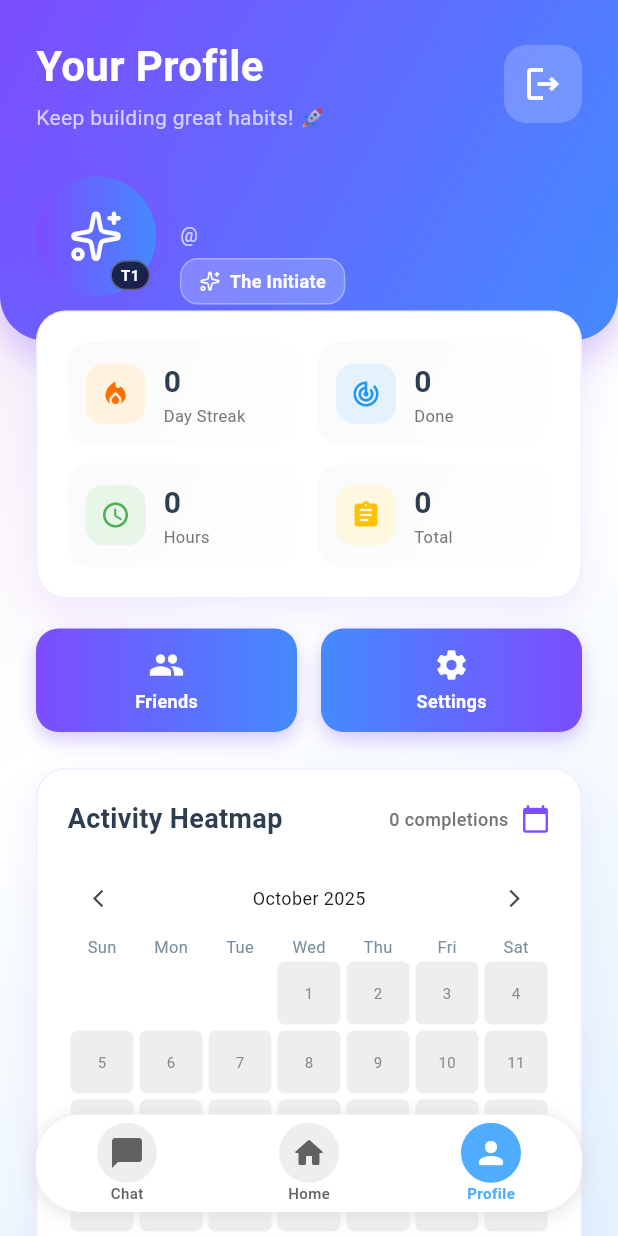
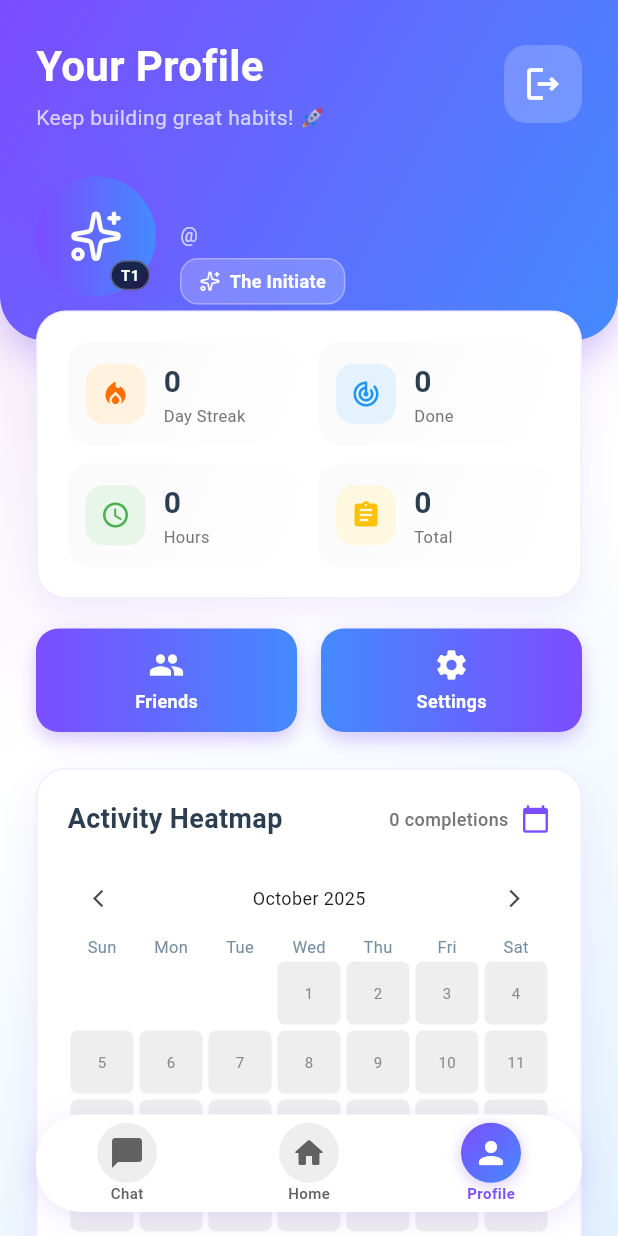
Before and after one commit to ankitraj4096/HabitFlow, a Flutter app: the screen it shows once a user with an empty profile is signed in, item 3 of the bottom bar chosen, after a tap on the "arrow forward ios" icon, on a phone screen of 412 x 824 dp. Run offline on Flutter 3.47's test engine with Material 3 defaults, Android fonts, the phone set to English and light mode, and no system bars; our stand-ins replace cloud_firestore, firebase_auth, firebase_core, flutter_heatmap_calendar, flutter_lucide, flutter_slidable and 1 more; accounts and stored records are empty.

Commit message:
Navbar changing according to provider

```diff
--- a/lib/Pages/ui_components/navbar.dart
+++ b/lib/Pages/ui_components/navbar.dart
@@ -3,7 +3,9 @@ import 'package:demo/Pages/ui_components/home_page.dart';
 import 'package:demo/Pages/ui_components/chat_page_components/chatListPage.dart';
 import 'package:demo/Pages/ui_components/profile_page_components/profile_page.dart';
 import 'package:demo/services/chat/chat_service.dart';
+import 'package:demo/themes/tier_theme_provider.dart';
 import 'package:flutter/material.dart';
+import 'package:provider/provider.dart';
 
 class Navbar extends StatefulWidget {
   const Navbar({super.key});
@@ -20,8 +22,8 @@ class _NavBarState extends State<Navbar> {
   late final Stream<int> _unreadStream;
 
   final List<Widget> _pages = [
-    ChatListPage(),
-    Homepage(),
+    const ChatListPage(),
+    const Homepage(),
     ProfilePage(),
   ];
 
@@ -32,12 +34,6 @@ class _NavBarState extends State<Navbar> {
   ];
 
   final List<String> _labels = ['Chat', 'Home', 'Profile'];
-
-  final List<Color> _colors = [
-    const Color(0xFFf093fb),
-    const Color(0xFF7C4DFF),
-    const Color(0xFF4facfe),
-  ];
 
   @override
   void initState() {
@@ -55,6 +51,18 @@ class _NavBarState extends State<Navbar> {
 
   @override
   Widget build(BuildContext context) {
+    // Get tier colors from provider
+    final tierProvider = context.watch<TierThemeProvider>();
+
+    // Create dynamic colors array based on tier
+    final List<Color> dynamicColors = [
+      tierProvider.primaryColor, // Chat uses primary tier color
+      tierProvider.gradientColors.length > 1
+          ? tierProvider.gradientColors[1]
+          : tierProvider.primaryColor, // Home uses secondary gradient color
+      tierProvider.gradientColors[0], // Profile uses first gradient color
+    ];
+
     return Scaffold(
       body: IndexedStack(
         index: _selectedIndex,
@@ -64,12 +72,10 @@ class _NavBarState extends State<Navbar> {
       floatingActionButtonLocation: FloatingActionButtonLocation.centerFloat,
       floatingActionButton: StreamBuilder<int>(
         stream: _unreadStream,
-        initialData: 0, // Start with 0, will update when data arrives
+        initialData: 0,
         builder: (context, snapshot) {
-          // Log every rebuild
           print('🎨 Navbar rebuild - ConnectionState: ${snapshot.connectionState}, hasData: ${snapshot.hasData}, data: ${snapshot.data}');
 
-          // Handle all connection states
           final unreadCount = snapshot.data ?? 0;
 
           return Container(
@@ -80,9 +86,9 @@ class _NavBarState extends State<Navbar> {
               color: Colors.white,
               boxShadow: [
                 BoxShadow(
-                  color: Colors.grey.shade300,
-                  blurRadius: 10,
-                  offset: const Offset(0, 2),
+                  color: tierProvider.primaryColor.withOpacity(0.15),
+                  blurRadius: 15,
+                  offset: const Offset(0, 4),
                 ),
               ],
             ),
@@ -105,7 +111,7 @@ class _NavBarState extends State<Navbar> {
                       child: InkWell(
                         onTap: () => _onItemTapped(index),
                         borderRadius: BorderRadius.circular(30),
-                        splashColor: _colors[index].withOpacity(0.1),
+                        splashColor: dynamicColors[index].withOpacity(0.1),
                         highlightColor: Colors.transparent,
                         child: Container(
                           padding: EdgeInsets.zero,
@@ -122,10 +128,27 @@ class _NavBarState extends State<Navbar> {
                                       curve: Curves.easeInOutCubic,
                                       padding: const EdgeInsets.all(8),
                                       decoration: BoxDecoration(
+                                        gradient: isSelected
+                                            ? LinearGradient(
+                                                colors: tierProvider.gradientColors,
+                                                begin: Alignment.topLeft,
+                                                end: Alignment.bottomRight,
+                                              )
+                                            : null,
                                         color: isSelected
-                                            ? _colors[index]
+                                            ? null
                                             : Colors.grey.shade200,
                                         shape: BoxShape.circle,
+                                        boxShadow: isSelected
+                                            ? [
+                                                BoxShadow(
+                                                  color: tierProvider.glowColor
+                                                      .withOpacity(0.3),
+                                                  blurRadius: 8,
+                                                  offset: const Offset(0, 2),
+                                                ),
+                                              ]
+                                            : [],
                                       ),
                                       child: Icon(
                                         _icons[index],
@@ -145,7 +168,7 @@ class _NavBarState extends State<Navbar> {
                                             ? FontWeight.w600
                                             : FontWeight.w500,
                                         color: isSelected
-                                            ? _colors[index]
+                                            ? dynamicColors[index]
                                             : Colors.grey.shade700,
                                         letterSpacing: 0.3,
                                       ),
@@ -163,9 +186,10 @@ class _NavBarState extends State<Navbar> {
                                 Positioned(
                                   top: 4,
                                   right: 20,
-                                  child: AnimatedOpacity(
-                                    opacity: 1.0,
-                                    duration: Duration(milliseconds: 300),
+                                  child: AnimatedScale(
+                                    scale: 1.0,
+                                    duration: const Duration(milliseconds: 200),
+                                    curve: Curves.easeOutBack,
                                     child: Container(
                                       padding: const EdgeInsets.all(5),
                                       constraints: const BoxConstraints(
@@ -178,6 +202,8 @@ class _NavBarState extends State<Navbar> {
                                             Color(0xFFFF5252),
                                             Color(0xFFFF1744)
                                           ],
+                                          begin: Alignment.topLeft,
+                                          end: Alignment.bottomRight,
                                         ),
                                         shape: BoxShape.circle,
                                         border: Border.all(
@@ -187,14 +213,16 @@ class _NavBarState extends State<Navbar> {
                                         boxShadow: [
                                           BoxShadow(
                                             color: Colors.red.withOpacity(0.6),
-                                            blurRadius: 6,
+                                            blurRadius: 8,
                                             offset: const Offset(0, 2),
                                           ),
                                         ],
                                       ),
                                       child: Center(
                                         child: Text(
-                                          unreadCount > 99 ? '99+' : '$unreadCount',
+                                          unreadCount > 99
+                                              ? '99+'
+                                              : '$unreadCount',
                                           style: const TextStyle(
                                             color: Colors.white,
                                             fontSize: 10,
--- a/lib/Pages/ui_components/profile_page_components/profile_page.dart
+++ b/lib/Pages/ui_components/profile_page_components/profile_page.dart
@@ -32,6 +32,10 @@ class _ProfilePageState extends State<ProfilePage>
   int totalHours = 0;
   Map<String, dynamic> userTier = {};
   bool isLoading = true;
+
+  // Store the viewed user's tier colors
+  List<Color> viewedUserGradient = [const Color(0xFF7C4DFF), const Color(0xFF448AFF)];
+  Color viewedUserGlowColor = const Color(0xFF7C4DFF);
 
   late AnimationController _glowController;
   late Animation<double> _glowAnimation;
@@ -71,6 +75,9 @@ class _ProfilePageState extends State<ProfilePage>
         );
       }
 
+      // Get the tier for the VIEWED user (not current user!)
+      final tier = _firestoreService.getUserTier(stats['completedTasks']);
+
       if (mounted) {
         setState(() {
           username = name;
@@ -78,7 +85,14 @@ class _ProfilePageState extends State<ProfilePage>
           totalTasks = stats['totalTasks'];
           completedTasks = stats['completedTasks'];
           totalHours = stats['totalHours'];
-          userTier = _firestoreService.getUserTier(completedTasks);
+          userTier = tier;
+
+          // Extract colors from the viewed user's tier
+          viewedUserGlowColor = tier['glow'] as Color? ?? const Color(0xFF7C4DFF);
+          viewedUserGradient = (tier['gradient'] as List<dynamic>?)
+                  ?.map((e) => e as Color)
+                  .toList() ??
+              [const Color(0xFF7C4DFF), const Color(0xFF448AFF)];
         });
       }
     } catch (e) {
@@ -92,8 +106,20 @@ class _ProfilePageState extends State<ProfilePage>
 
   @override
   Widget build(BuildContext context) {
-    // Get YOUR tier colors from provider (not the viewed user's)
+    // Get YOUR tier colors from provider ONLY for own profile
+    // For friend's profile, use their tier colors stored in state
     final tierProvider = context.watch<TierThemeProvider>();
+
+    // Decide which colors to use
+    final displayGradient = widget.isOwnProfile
+        ? tierProvider.gradientColors
+        : viewedUserGradient;
+    final displayGlowColor = widget.isOwnProfile
+        ? tierProvider.glowColor
+        : viewedUserGlowColor;
+    final displayPrimaryColor = widget.isOwnProfile
+        ? tierProvider.primaryColor
+        : viewedUserGlowColor;
 
     return Scaffold(
       body: Container(
@@ -110,22 +136,22 @@ class _ProfilePageState extends State<ProfilePage>
               ? Center(
                   child: CircularProgressIndicator(
                     valueColor: AlwaysStoppedAnimation<Color>(
-                      tierProvider.primaryColor,
+                      displayPrimaryColor,
                     ),
                   ),
                 )
               : RefreshIndicator(
                   onRefresh: _loadUserData,
-                  color: tierProvider.primaryColor,
+                  color: displayPrimaryColor,
                   child: SingleChildScrollView(
                     physics: const AlwaysScrollableScrollPhysics(),
                     child: Column(
                       children: [
-                        _buildHeader(tierProvider),
-                        _buildStatsCard(tierProvider),
-                        _buildActionButtons(tierProvider),
+                        _buildHeader(displayGradient, displayGlowColor),
+                        _buildStatsCard(displayPrimaryColor),
+                        _buildActionButtons(displayGradient, displayGlowColor),
                         const SizedBox(height: 24),
-                        _buildHeatmapSection(tierProvider),
+                        _buildHeatmapSection(displayPrimaryColor),
                         const SizedBox(height: 24),
                       ],
                     ),
@@ -136,7 +162,7 @@ class _ProfilePageState extends State<ProfilePage>
     );
   }
 
-  Widget _buildHeader(TierThemeProvider tierProvider) {
+  Widget _buildHeader(List<Color> gradientColors, Color glowColor) {
     final tierIcon = _firestoreService.getIconFromString(
       userTier['icon'] ?? 'sparkles',
     );
@@ -146,7 +172,7 @@ class _ProfilePageState extends State<ProfilePage>
       width: double.infinity,
       decoration: BoxDecoration(
         gradient: LinearGradient(
-          colors: tierProvider.gradientColors,
+          colors: gradientColors,
           begin: Alignment.topLeft,
           end: Alignment.bottomRight,
         ),
@@ -156,7 +182,7 @@ class _ProfilePageState extends State<ProfilePage>
         ),
         boxShadow: [
           BoxShadow(
-            color: tierProvider.glowColor.withOpacity(0.3),
+            color: glowColor.withOpacity(0.3),
             blurRadius: 20,
             offset: const Offset(0, 10),
           ),
@@ -168,7 +194,8 @@ class _ProfilePageState extends State<ProfilePage>
           Row(
             mainAxisAlignment: MainAxisAlignment.spaceBetween,
             children: [
-              Column(
+              Expanded(
+                child: Column(
                   crossAxisAlignment: CrossAxisAlignment.start,
                   children: [
                     Text(
@@ -189,6 +216,7 @@ class _ProfilePageState extends State<ProfilePage>
                       style: const TextStyle(color: Colors.white70, fontSize: 14),
                     ),
                   ],
+                ),
               ),
               if (widget.isOwnProfile)
                 Container(
@@ -219,12 +247,10 @@ class _ProfilePageState extends State<ProfilePage>
                     height: 80,
                     decoration: BoxDecoration(
                       shape: BoxShape.circle,
-                      gradient: LinearGradient(
-                        colors: tierProvider.gradientColors,
-                      ),
+                      gradient: LinearGradient(colors: gradientColors),
                       boxShadow: [
                         BoxShadow(
-                          color: tierProvider.glowColor.withOpacity(
+                          color: glowColor.withOpacity(
                             isAnimated ? _glowAnimation.value : 0.5,
                           ),
                           blurRadius: 25,
@@ -327,7 +353,7 @@ class _ProfilePageState extends State<ProfilePage>
     );
   }
 
-  Widget _buildStatsCard(TierThemeProvider tierProvider) {
+  Widget _buildStatsCard(Color primaryColor) {
     return Transform.translate(
       offset: const Offset(0, -20),
       child: Padding(
@@ -338,13 +364,13 @@ class _ProfilePageState extends State<ProfilePage>
             borderRadius: BorderRadius.circular(20),
             boxShadow: [
               BoxShadow(
-                color: tierProvider.primaryColor.withOpacity(0.1),
+                color: primaryColor.withOpacity(0.1),
                 blurRadius: 20,
                 offset: const Offset(0, 10),
               ),
             ],
             border: Border.all(
-              color: tierProvider.primaryColor.withOpacity(0.1),
+              color: primaryColor.withOpacity(0.1),
               width: 1,
             ),
           ),
@@ -457,7 +483,7 @@ class _ProfilePageState extends State<ProfilePage>
     );
   }
 
-  Widget _buildActionButtons(TierThemeProvider tierProvider) {
+  Widget _buildActionButtons(List<Color> gradientColors, Color glowColor) {
     return Padding(
       padding: const EdgeInsets.symmetric(horizontal: 24),
       child: Row(
@@ -466,8 +492,8 @@ class _ProfilePageState extends State<ProfilePage>
             child: _actionBtn(
               'Friends',
               Icons.people,
-              tierProvider.gradientColors,
-              tierProvider.glowColor,
+              gradientColors,
+              glowColor,
               () {
                 Navigator.push(
                   context,
@@ -488,18 +514,16 @@ class _ProfilePageState extends State<ProfilePage>
             child: _actionBtn(
               widget.isOwnProfile ? 'Settings' : 'Tasks',
               widget.isOwnProfile ? Icons.settings : Icons.task_alt,
-              tierProvider.gradientColors.length > 1
-                  ? [
-                      tierProvider.gradientColors[1],
-                      tierProvider.gradientColors[0]
-                    ]
-                  : tierProvider.gradientColors,
-              tierProvider.glowColor,
+              gradientColors.length > 1
+                  ? [gradientColors[1], gradientColors[0]]
+                  : gradientColors,
+              glowColor,
               () {
                 if (widget.isOwnProfile) {
                   Navigator.push(
                     context,
-                    MaterialPageRoute(builder: (context) => const SettingsPage()),
+                    MaterialPageRoute(
+                        builder: (context) => const SettingsPage()),
                   );
                 } else {
                   Navigator.push(
@@ -566,7 +590,7 @@ class _ProfilePageState extends State<ProfilePage>
     );
   }
 
-  Widget _buildHeatmapSection(TierThemeProvider tierProvider) {
+  Widget _buildHeatmapSection(Color primaryColor) {
     return Padding(
       padding: const EdgeInsets.symmetric(horizontal: 24),
       child: Container(
@@ -575,13 +599,13 @@ class _ProfilePageState extends State<ProfilePage>
           borderRadius: BorderRadius.circular(20),
           boxShadow: [
             BoxShadow(
-              color: tierProvider.primaryColor.withOpacity(0.1),
+              color: primaryColor.withOpacity(0.1),
               blurRadius: 20,
               offset: const Offset(0, 10),
             ),
           ],
           border: Border.all(
-            color: tierProvider.primaryColor.withOpacity(0.1),
+            color: primaryColor.withOpacity(0.1),
             width: 1,
           ),
         ),
@@ -604,9 +628,7 @@ class _ProfilePageState extends State<ProfilePage>
                 child: Padding(
                   padding: const EdgeInsets.all(20.0),
                   child: CircularProgressIndicator(
-                    valueColor: AlwaysStoppedAnimation<Color>(
-                      tierProvider.primaryColor,
-                    ),
+                    valueColor: AlwaysStoppedAnimation<Color>(primaryColor),
                   ),
                 ),
               );
@@ -643,7 +665,7 @@ class _ProfilePageState extends State<ProfilePage>
                         const SizedBox(width: 8),
                         Icon(
                           Icons.calendar_today,
-                          color: tierProvider.primaryColor,
+                          color: primaryColor,
                           size: 20,
                         ),
                       ],
```
Lines whose indentation alone changed are shown as unchanged.
